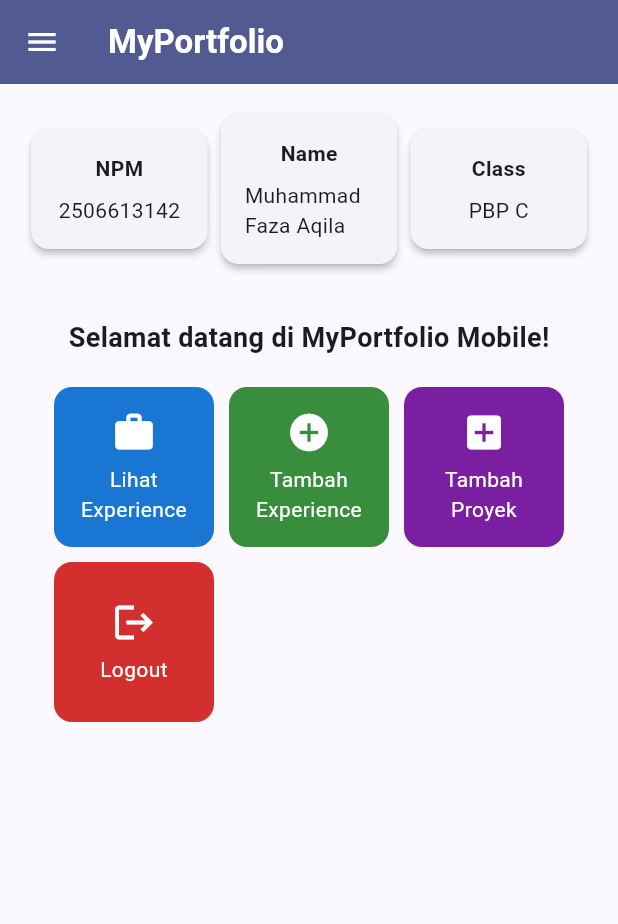
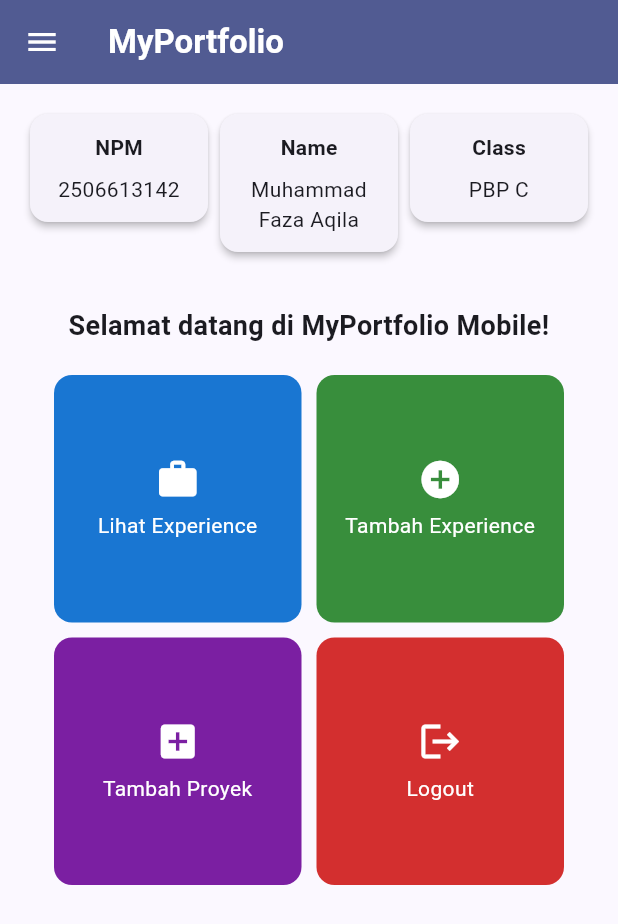
Before and after one commit to fazaaqila09/myportofolio_mobile, a Flutter app: the screen it shows after launch, on a phone screen of 412 x 824 dp. Shown: the top 924 px of the screen. Run offline on Flutter 3.47's test engine with Material 3 defaults, Android fonts, the phone set to English and light mode, and no system bars; our stand-ins replace material_ui.

Commit message:
fix(menu): halaman utama bisa digulir dan tidak overflow di layar sempit maupun lebar

```diff
--- a/lib/screens/menu.dart
+++ b/lib/screens/menu.dart
@@ -4,6 +4,9 @@ import 'package:myportofolio_mobile/widgets/project_card.dart';
 
 class MyHomePage extends StatelessWidget {
   MyHomePage({super.key});
+
+  // Lebar maksimum isi halaman, agar tampilan tetap rapi di jendela lebar.
+  static const double _maxContentWidth = 480;
 
   final String npm = "2506613142";
   final String nama = "Muhammad Faza Aqila";
@@ -37,32 +40,35 @@ class MyHomePage extends StatelessWidget {
       ),
       // Drawer berisi navigasi ke halaman lain.
       drawer: const LeftDrawer(),
-      // Body halaman utama dengan padding di sekelilingnya.
-      body: Padding(
+      // Body bisa digulir agar isi halaman tidak meluap di layar pendek, dan
+      // lebarnya dibatasi agar kartu tidak membesar berlebihan di layar lebar.
+      body: SingleChildScrollView(
         padding: const EdgeInsets.all(16.0),
+        child: Center(
+          child: ConstrainedBox(
+            constraints: const BoxConstraints(maxWidth: _maxContentWidth),
             child: Column(
               crossAxisAlignment: CrossAxisAlignment.center,
               children: [
                 // Baris horizontal untuk menampilkan 3 InfoCard secara sejajar.
+                // Expanded membagi lebar baris sama rata sehingga tidak meluap.
                 Row(
-              mainAxisAlignment: MainAxisAlignment.spaceEvenly,
+                  crossAxisAlignment: CrossAxisAlignment.start,
                   children: [
-                InfoCard(title: 'NPM', content: npm),
-                InfoCard(title: 'Name', content: nama),
-                InfoCard(title: 'Class', content: kelas),
+                    Expanded(child: InfoCard(title: 'NPM', content: npm)),
+                    Expanded(child: InfoCard(title: 'Name', content: nama)),
+                    Expanded(child: InfoCard(title: 'Class', content: kelas)),
                   ],
                 ),
 
                 const SizedBox(height: 16.0),
 
-            // Bagian tengah: pesan sambutan dan kisi tombol menu portofolio.
-            Center(
-              child: Column(
-                children: [
+                // Pesan sambutan.
                 const Padding(
                   padding: EdgeInsets.only(top: 16.0),
                   child: Text(
                     'Selamat datang di MyPortfolio Mobile!',
+                    textAlign: TextAlign.center,
                     style: TextStyle(
                       fontWeight: FontWeight.bold,
                       fontSize: 18.0,
@@ -70,13 +76,15 @@ class MyHomePage extends StatelessWidget {
                   ),
                 ),
 
-                  // GridView menampilkan kartu tombol dalam tata letak kisi 3 kolom.
+                // GridView menampilkan 4 kartu tombol dalam kisi 2 x 2.
                 GridView.count(
-                    primary: true,
+                  // Yang digulir adalah halaman, bukan kisinya.
+                  primary: false,
+                  physics: const NeverScrollableScrollPhysics(),
                   padding: const EdgeInsets.all(20),
                   crossAxisSpacing: 10,
                   mainAxisSpacing: 10,
-                    crossAxisCount: 3,
+                  crossAxisCount: 2,
                   // shrinkWrap agar ukuran kisi menyesuaikan tinggi konten anak.
                   shrinkWrap: true,
                   children: items.map((ItemHomepage item) {
@@ -86,7 +94,6 @@ class MyHomePage extends StatelessWidget {
               ],
             ),
           ),
-          ],
         ),
       ),
     );
@@ -106,9 +113,9 @@ class InfoCard extends StatelessWidget {
       // Memberikan efek bayangan kartu elevasi 2 unit.
       elevation: 2.0,
       child: Container(
-        // Menyesuaikan lebar kartu dengan proporsi layar (dibagi 3.5).
-        width: MediaQuery.of(context).size.width / 3.5,
-        padding: const EdgeInsets.all(16.0),
+        // Lebar kartu mengikuti Expanded dari Row di MyHomePage.
+        width: double.infinity,
+        padding: const EdgeInsets.all(12.0),
         // Menyusun teks title dan content secara vertikal.
         child: Column(
           children: [
@@ -117,7 +124,7 @@ class InfoCard extends StatelessWidget {
               style: const TextStyle(fontWeight: FontWeight.bold),
             ),
             const SizedBox(height: 8.0),
-            Text(content),
+            Text(content, textAlign: TextAlign.center),
           ],
         ),
       ),
```
Lines whose indentation alone changed are shown as unchanged.
